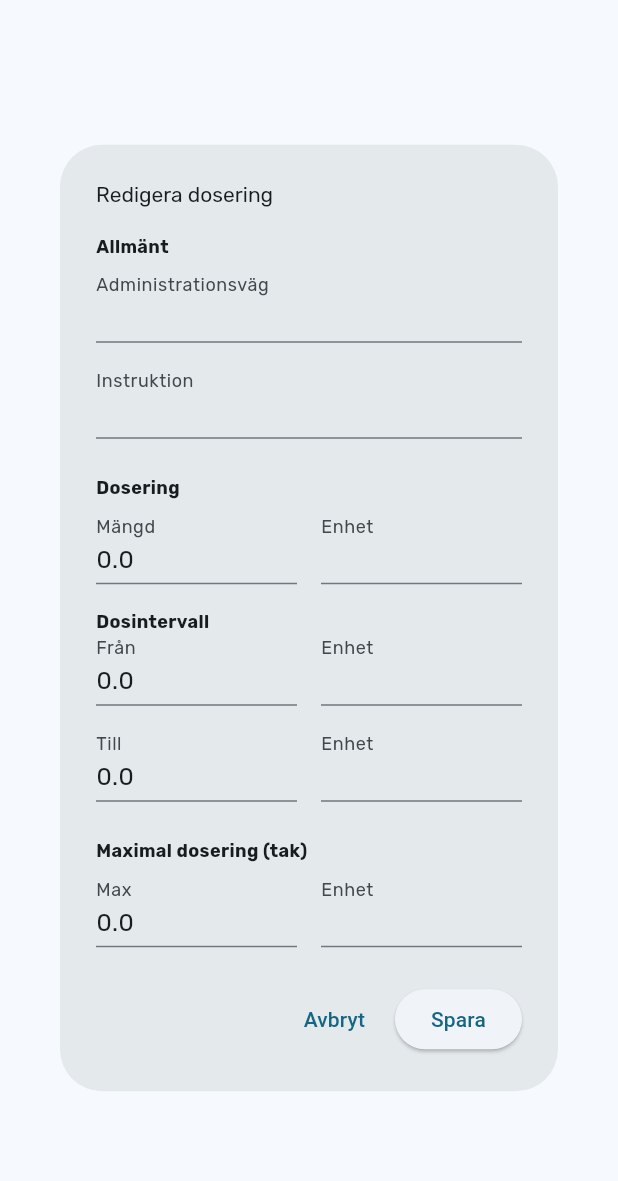
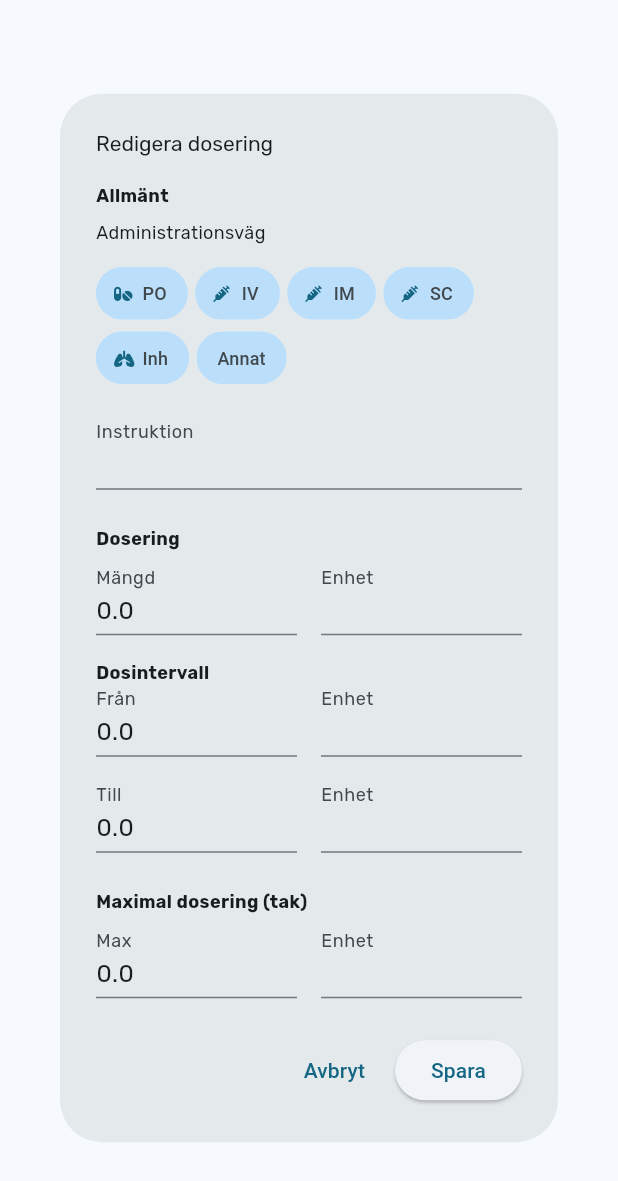
Before and after one commit to Dyu5mp8/hane, a Flutter app: the DosageEditDetail widget shown alone on an empty page, opened directly with empty values, on a phone screen of 412 x 824 dp. Shown: the top 1181 px of the screen. Run offline on Flutter 3.47's test engine with Material 3 defaults, Android fonts, the phone set to English and light mode, and no system bars; our stand-ins replace cloud_firestore, firebase_auth, firebase_core, google_fonts, icons_plus; accounts and stored records are empty.

Commit message:
added choice for administration route instead of free text. Updated icons

```diff
--- a/lib/drugs/drug_edit/Dosage_edit/dosage_edit_detail.dart
+++ b/lib/drugs/drug_edit/Dosage_edit/dosage_edit_detail.dart
@@ -1,9 +1,11 @@
-import "package:flutter/material.dart";
-import "package:hane/drugs/drug_edit/Dosage_edit/dosage_detail_form.dart";
-import "package:hane/utils/validate_dosage_save.dart" as val;
+import 'package:flutter/material.dart';
+import 'package:hane/drugs/drug_edit/Dosage_edit/dosage_detail_form.dart';
+import 'package:hane/utils/validate_dosage_save.dart' as val;
+import 'package:icons_plus/icons_plus.dart';
 
 class DosageEditDetail extends StatefulWidget {
   final DosageDetailForm dosageForm;
+
   DosageEditDetail({
     required this.dosageForm,
     super.key,
@@ -18,6 +20,7 @@ class _DosageEditDetailState extends State<DosageEditDetail> {
 
   double formTextSize = 16.0;
   double formErrorTextSize = 8.0;
+  double chipTextSize = 12.0;
 
   InputDecoration customInputDecoration(String labelText) {
     return InputDecoration(
@@ -26,7 +29,27 @@ class _DosageEditDetailState extends State<DosageEditDetail> {
       labelStyle: TextStyle(fontSize: formTextSize),
       errorStyle: TextStyle(fontSize: formErrorTextSize),
       floatingLabelBehavior: FloatingLabelBehavior.always,
-      errorMaxLines: 2
+      errorMaxLines: 2,
+    );
+  }
+
+
+  ChoiceChip _labelChip (String label, {Icon? icon}) {
+    return ChoiceChip(
+      avatar: icon,
+      shape: RoundedRectangleBorder(
+        borderRadius: BorderRadius.circular(40),
+        side: BorderSide(color: Theme.of(context).primaryColorLight),
+      ),
+      backgroundColor: Theme.of(context).primaryColorLight,
+      label: Text(label, style: TextStyle(fontSize: chipTextSize)),
+      selected: widget.dosageForm.administrationRouteController.text == label,
+      labelPadding: EdgeInsets.symmetric(horizontal: 5, vertical: 0),
+      onSelected: (bool selected) {
+        setState(() {
+          widget.dosageForm.administrationRouteController.text = label;
+        });
+      },
     );
   }
 
@@ -35,7 +58,7 @@ class _DosageEditDetailState extends State<DosageEditDetail> {
     return AlertDialog(
       title: const Text("Redigera dosering"),
       content: Container(
-        width: 500,
+        width: 600,
         child: SingleChildScrollView(
           child: Form(
             key: _formKey,
@@ -44,17 +67,30 @@ class _DosageEditDetailState extends State<DosageEditDetail> {
               children: [
                 Text("Allmänt", style: TextStyle(fontWeight: FontWeight.bold)),
                 SizedBox(height: 8),
-                TextFormField(
-                  controller: widget.dosageForm.administrationRouteController,
-                  decoration: customInputDecoration("Administrationsväg"),
-                  validator: val.validateTextInput,
-                  style: TextStyle(fontSize: formTextSize),
+
+                // Wrap for Segmented Buttons
+                Text("Administrationsväg"),
+                SizedBox(height: 8),
+                Wrap(
+                  spacing: 5.0, // Horizontal spacing between chips
+                  runSpacing: -5, // Vertical spacing between rows of chips
+                  children: [
+                    _labelChip("PO", icon: Icon(FontAwesome.pills_solid, size: 11,)),
+                    _labelChip("IV", icon: Icon(FontAwesome.syringe_solid, size: 11)),
+                    _labelChip("IM", icon: Icon(FontAwesome.syringe_solid, size: 11)),
+                    _labelChip("SC", icon: Icon(FontAwesome.syringe_solid, size: 11)),
+                    _labelChip("Inh", icon: Icon(FontAwesome.lungs_solid, size: 11)),
+                    _labelChip("Annat"),
+                  ],
                 ),
+
                 SizedBox(height: 16),
                 TextFormField(
                   controller: widget.dosageForm.instructionController,
                   decoration: customInputDecoration("Instruktion"),
                   style: TextStyle(fontSize: formTextSize),
+                  minLines: 1,
+                  maxLines: 3
                 ),
                 SizedBox(height: 24),
                 Text("Dosering", style: TextStyle(fontWeight: FontWeight.bold)),
@@ -121,7 +157,6 @@ class _DosageEditDetailState extends State<DosageEditDetail> {
                         decoration: customInputDecoration("Enhet"),
                         validator: val.validateUnitInput,
                         style: TextStyle(fontSize: formTextSize),
-
                       ),
                     ),
                   ],
```
